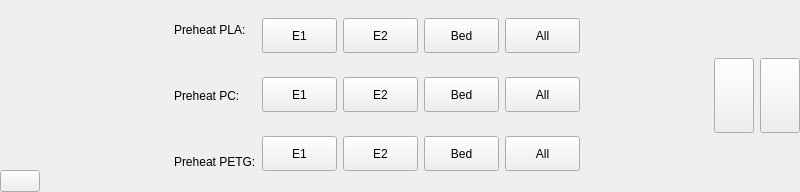
Old version of the form ClientApp/qt/notactiveprintwidget.ui in the repository re3Dprinting/touchscreen.
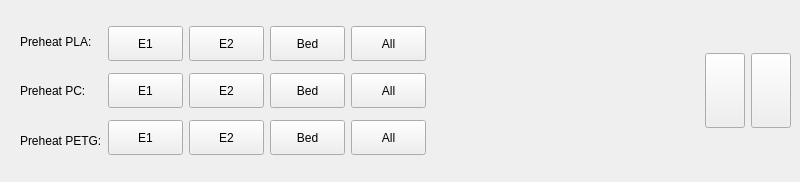
New version of the form. Icons and pictures are not drawn.

Diff of the .ui file:
```diff
--- a/ClientApp/qt/notactiveprintwidget.ui
+++ b/ClientApp/qt/notactiveprintwidget.ui
@@ -7,7 +7,7 @@
     <x>0</x>
     <y>0</y>
     <width>800</width>
-    <height>192</height>
+    <height>182</height>
    </rect>
   </property>
   <property name="maximumSize">
@@ -19,75 +19,22 @@
   <property name="windowTitle">
    <string>TemperatureWindow</string>
   </property>
-  <layout class="QHBoxLayout" name="horizontalLayout_4">
-   <property name="leftMargin">
-    <number>0</number>
-   </property>
-   <property name="topMargin">
-    <number>0</number>
-   </property>
+  <layout class="QHBoxLayout" name="horizontalLayout_5">
    <property name="rightMargin">
     <number>0</number>
    </property>
-   <property name="bottomMargin">
-    <number>0</number>
-   </property>
    <item>
-    <layout class="QVBoxLayout" name="verticalLayout_3">
-     <property name="spacing">
-      <number>0</number>
+    <widget class="QFrame" name="frame_2">
+     <property name="frameShape">
+      <enum>QFrame::NoFrame</enum>
      </property>
-     <item>
-      <spacer name="verticalSpacer">
-       <property name="orientation">
-        <enum>Qt::Vertical</enum>
-       </property>
-       <property name="sizeHint" stdset="0">
-        <size>
-         <width>20</width>
-         <height>40</height>
-        </size>
-       </property>
-      </spacer>
-     </item>
-     <item>
-      <widget class="QPushButton" name="Back">
-       <property name="maximumSize">
-        <size>
-         <width>100</width>
-         <height>100</height>
-        </size>
-       </property>
-       <property name="text">
-        <string/>
-       </property>
-       <property name="icon">
-        <iconset>
-         <normaloff>img/back.png</normaloff>img/back.png</iconset>
-       </property>
-       <property name="iconSize">
-        <size>
-         <width>100</width>
-         <height>100</height>
-        </size>
-       </property>
-      </widget>
-     </item>
-    </layout>
-   </item>
-   <item>
-    <spacer name="horizontalSpacer">
-     <property name="orientation">
-      <enum>Qt::Horizontal</enum>
-     </property>
-     <property name="sizeHint" stdset="0">
-      <size>
-       <width>40</width>
-       <height>20</height>
-      </size>
-     </property>
-    </spacer>
-   </item>
+     <property name="frameShadow">
+      <enum>QFrame::Raised</enum>
+     </property>
+     <property name="lineWidth">
+      <number>0</number>
+     </property>
+     <layout class="QHBoxLayout" name="horizontalLayout_4">
    <item>
     <layout class="QVBoxLayout" name="verticalLayout_2">
      <item>
@@ -522,6 +469,9 @@
        <height>65</height>
       </size>
      </property>
+       </widget>
+      </item>
+     </layout>
     </widget>
    </item>
   </layout>
```
Lines whose indentation alone changed are shown as unchanged.
